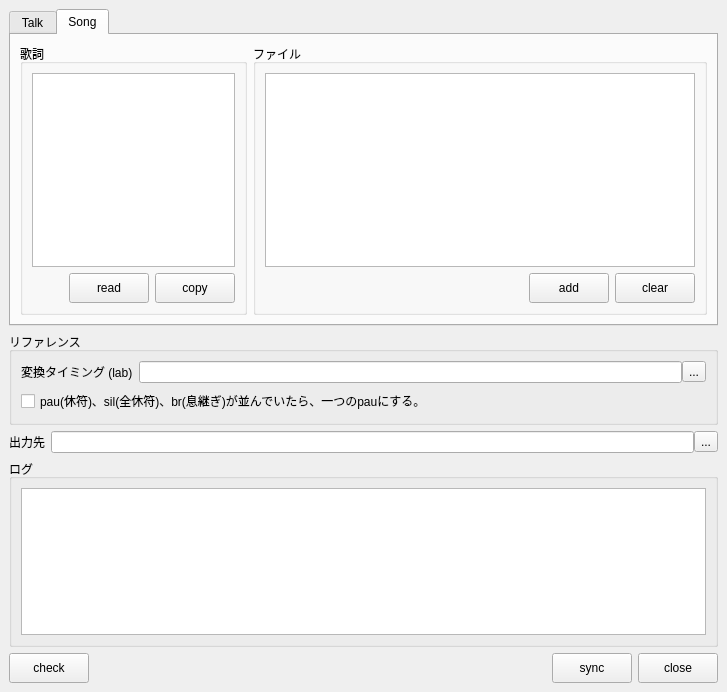
Old version of the form library/python/rs/tool/voice_sync/voice_sync.ui in the repository nakano000/Resolve_Script.
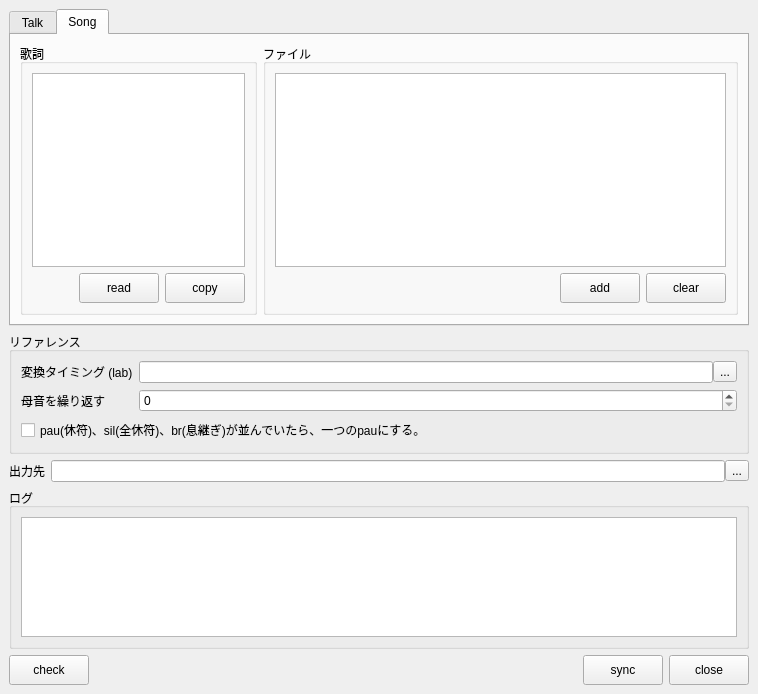
New version of the form. The open tabs and pages were chosen to show the change. Custom widgets are drawn as their Qt base class.

Commit message: 母音のリピート機能追加

Patch:
```diff
--- a/library/python/rs/tool/voice_sync/voice_sync.ui
+++ b/library/python/rs/tool/voice_sync/voice_sync.ui
@@ -6,8 +6,8 @@
    <rect>
     <x>0</x>
     <y>0</y>
-    <width>727</width>
-    <height>692</height>
+    <width>758</width>
+    <height>694</height>
    </rect>
   </property>
   <property name="windowTitle">
@@ -208,15 +208,15 @@
       </property>
       <layout class="QVBoxLayout" name="verticalLayout_2">
        <item>
-        <layout class="QHBoxLayout" name="horizontalLayout_10">
-         <item>
+        <layout class="QFormLayout" name="formLayout_2">
+         <item row="0" column="0">
           <widget class="QLabel" name="label_2">
            <property name="text">
             <string>変換タイミング (lab)</string>
            </property>
           </widget>
          </item>
-         <item>
+         <item row="0" column="1">
           <layout class="QHBoxLayout" name="horizontalLayout_2">
            <property name="spacing">
             <number>0</number>
@@ -240,6 +240,16 @@
            </item>
           </layout>
          </item>
+         <item row="1" column="0">
+          <widget class="QLabel" name="label_4">
+           <property name="text">
+            <string>母音を繰り返す</string>
+           </property>
+          </widget>
+         </item>
+         <item row="1" column="1">
+          <widget class="QSpinBox" name="repeatSpinBox"/>
+         </item>
         </layout>
        </item>
        <item>
```
Left out of the diff: 2 changed lines with no effect on the pictures. The commit also changes 2 other files.
